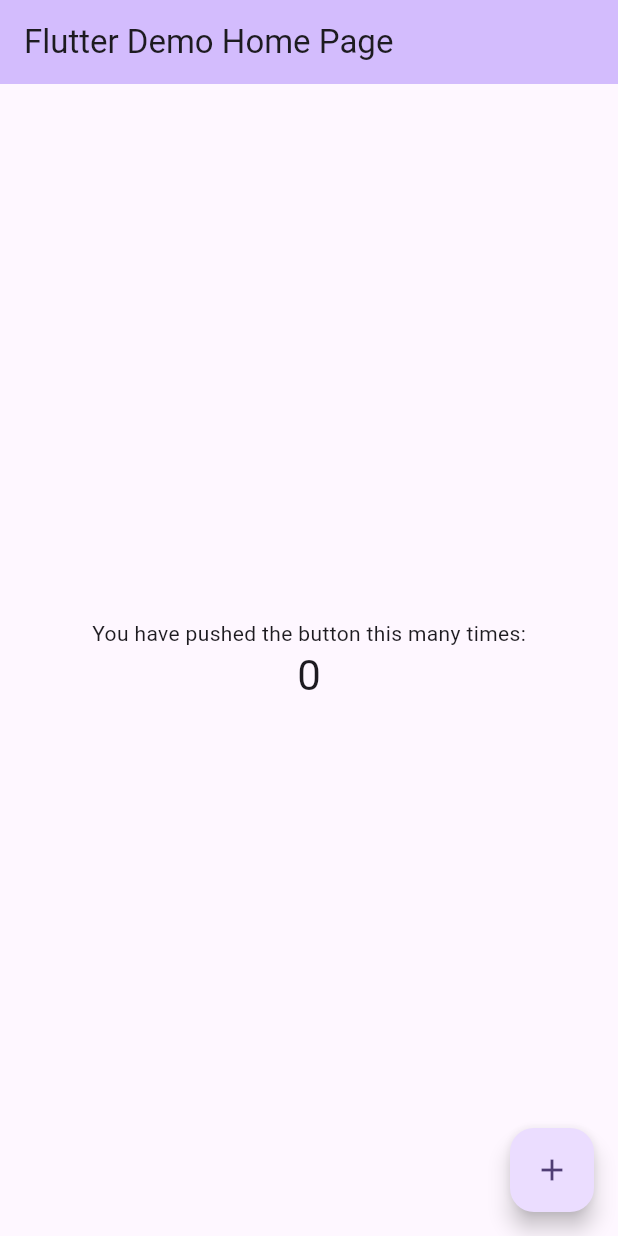
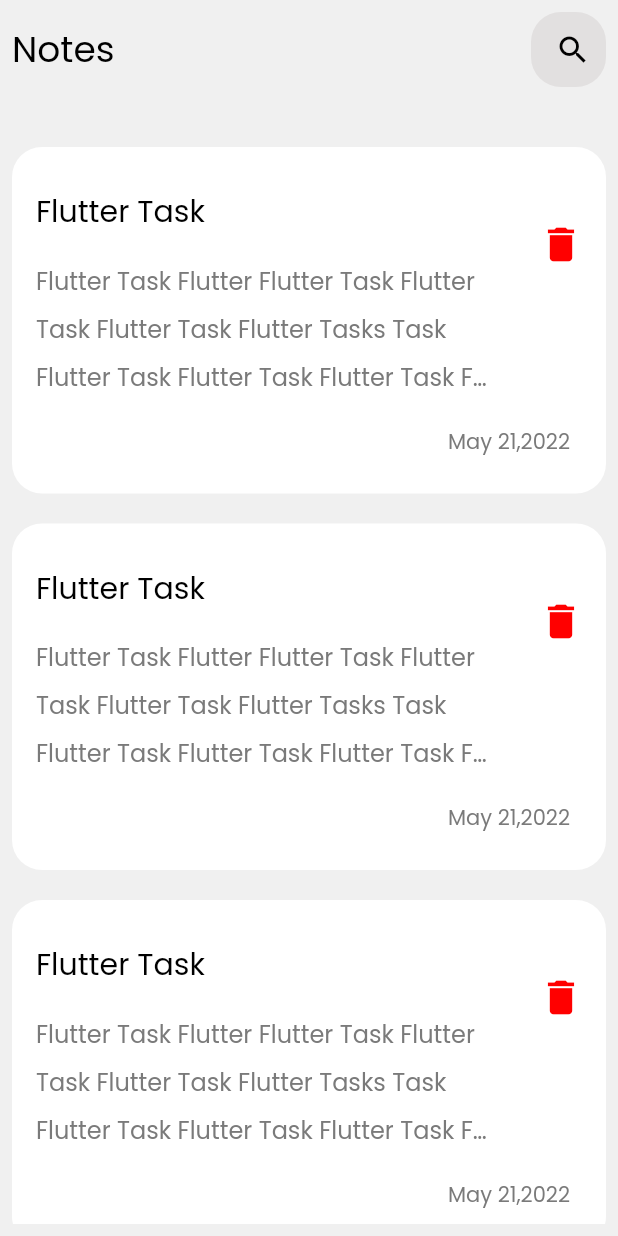
Before and after one commit to EzatRashad/notes_app, a Flutter app: the screen it shows after launch, on a phone screen of 412 x 824 dp. Run offline on Flutter 3.47's test engine with Material 2 defaults, Android fonts, the phone set to English and light mode, and no system bars.

Commit message:
create custom appbar and notes item

```diff
--- /dev/null
+++ b/lib/core/themes/colors.dart
@@ -0,0 +1,40 @@
+import 'package:flutter/material.dart';
+import '../utiles/utiles.dart';
+
+class AppColors {
+  static const Color primary = Color(0xff2E3F47);
+  static Color get secondary =>
+      Utils.appMode == ThemeMode.light ? Color(0xffFEF3E9) : Colors.white;
+  static const Color borderMainColor = Color(0xffDEDEDE);
+  static const Color backgroundMainColor = Color(0xffF6F6F6);
+  static const Color greenSelect = Color(0xffDAF1DE);
+  static Color get black =>
+      Utils.appMode == ThemeMode.light ? Colors.black : Colors.white;
+  static Color get backG =>
+      Utils.appMode == ThemeMode.light ? Color(0xffF0F0F0) : Colors.black12;
+  static Color get white =>
+      Utils.appMode == ThemeMode.light ? Colors.white : Colors.black;
+  static Color get grey =>
+      Utils.appMode == ThemeMode.light ? Color(0xff7A7A7A) : Colors.black;
+  // ignore: non_constant_identifier_names
+  static Color get search_Color =>
+      Utils.appMode == ThemeMode.light ? Color(0xffE2E0E0) : Colors.white54;
+  static Color get lightGreybackgound =>
+      Utils.appMode == ThemeMode.light ? Color(0xffF9F9F9) : Colors.black;
+  static Color get darkGrey =>
+      Utils.appMode == ThemeMode.light ? Color(0xff707070) : Colors.black;
+  static Color get greyText =>
+      Utils.appMode == ThemeMode.light ? Color(0xff9D9D9D) : Colors.black;
+  static Color get buttonColor =>
+      Utils.appMode == ThemeMode.light ? Color(0xff7BB3FF) : Colors.black;
+  static Color get red =>
+      Utils.appMode == ThemeMode.light ? Color(0xffFF0000) : Colors.black;
+  static Color get yellow =>
+      Utils.appMode == ThemeMode.light ? Color(0xffFFCC00) : Colors.black;
+  static Color get green =>
+      Utils.appMode == ThemeMode.light ? Color(0xff06C88A) : Colors.black;
+  static Color get bottomNavBarColor =>
+      Utils.appMode == ThemeMode.light ? Color(0xffF1F1F1) : Colors.black;
+  static Color get greenDone =>
+      Utils.appMode == ThemeMode.light ? Color(0xff0AE39D) : Colors.black;
+}
--- /dev/null
+++ b/lib/core/utiles/utiles.dart
@@ -0,0 +1,14 @@
+import 'package:flutter/material.dart';
+
+class Utils {
+  static const ThemeMode appMode = ThemeMode.light;
+}
+
+extension EmptyPadding on num {
+  SizedBox get ph => SizedBox(
+        height: toDouble(),
+      );
+  SizedBox get pw => SizedBox(
+        width: toDouble(),
+      );
+}
--- a/lib/main.dart
+++ b/lib/main.dart
@@ -1,4 +1,7 @@
 import 'package:flutter/material.dart';
+import 'package:notes_hive/presentation/ui/home/home.dart';
+
+import 'core/utiles/utiles.dart';
 
 void main() {
   runApp(const MyApp());
@@ -11,115 +14,8 @@ class MyApp extends StatelessWidget {
   @override
   Widget build(BuildContext context) {
     return MaterialApp(
-      title: 'Flutter Demo',
-      theme: ThemeData(
-        // This is the theme of your application.
-        //
-        // TRY THIS: Try running your application with "flutter run". You'll see
-        // the application has a blue toolbar. Then, without quitting the app,
-        // try changing the seedColor in the colorScheme below to Colors.green
-        // and then invoke "hot reload" (save your changes or press the "hot
-        // reload" button in a Flutter-supported IDE, or press "r" if you used
-        // the command line to start the app).
-        //
-        // Notice that the counter didn't reset back to zero; the application
-        // state is not lost during the reload. To reset the state, use hot
-        // restart instead.
-        //
-        // This works for code too, not just values: Most code changes can be
-        // tested with just a hot reload.
-        colorScheme: ColorScheme.fromSeed(seedColor: Colors.deepPurple),
-        useMaterial3: true,
-      ),
-      home: const MyHomePage(title: 'Flutter Demo Home Page'),
+      debugShowCheckedModeBanner: false,
+      home: Home(),
     );
   }
 }
-
-class MyHomePage extends StatefulWidget {
-  const MyHomePage({super.key, required this.title});
-
-  // This widget is the home page of your application. It is stateful, meaning
-  // that it has a State object (defined below) that contains fields that affect
-  // how it looks.
-
-  // This class is the configuration for the state. It holds the values (in this
-  // case the title) provided by the parent (in this case the App widget) and
-  // used by the build method of the State. Fields in a Widget subclass are
-  // always marked "final".
-
-  final String title;
-
-  @override
-  State<MyHomePage> createState() => _MyHomePageState();
-}
-
-class _MyHomePageState extends State<MyHomePage> {
-  int _counter = 0;
-
-  void _incrementCounter() {
-    setState(() {
-      // This call to setState tells the Flutter framework that something has
-      // changed in this State, which causes it to rerun the build method below
-      // so that the display can reflect the updated values. If we changed
-      // _counter without calling setState(), then the build method would not be
-      // called again, and so nothing would appear to happen.
-      _counter++;
-    });
-  }
-
-  @override
-  Widget build(BuildContext context) {
-    // This method is rerun every time setState is called, for instance as done
-    // by the _incrementCounter method above.
-    //
-    // The Flutter framework has been optimized to make rerunning build methods
-    // fast, so that you can just rebuild anything that needs updating rather
-    // than having to individually change instances of widgets.
-    return Scaffold(
-      appBar: AppBar(
-        // TRY THIS: Try changing the color here to a specific color (to
-        // Colors.amber, perhaps?) and trigger a hot reload to see the AppBar
-        // change color while the other colors stay the same.
-        backgroundColor: Theme.of(context).colorScheme.inversePrimary,
-        // Here we take the value from the MyHomePage object that was created by
-        // the App.build method, and use it to set our appbar title.
-        title: Text(widget.title),
-      ),
-      body: Center(
-        // Center is a layout widget. It takes a single child and positions it
-        // in the middle of the parent.
-        child: Column(
-          // Column is also a layout widget. It takes a list of children and
-          // arranges them vertically. By default, it sizes itself to fit its
-          // children horizontally, and tries to be as tall as its parent.
-          //
-          // Column has various properties to control how it sizes itself and
-          // how it positions its children. Here we use mainAxisAlignment to
-          // center the children vertically; the main axis here is the vertical
-          // axis because Columns are vertical (the cross axis would be
-          // horizontal).
-          //
-          // TRY THIS: Invoke "debug painting" (choose the "Toggle Debug Paint"
-          // action in the IDE, or press "p" in the console), to see the
-          // wireframe for each widget.
-          mainAxisAlignment: MainAxisAlignment.center,
-          children: <Widget>[
-            const Text(
-              'You have pushed the button this many times:',
-            ),
-            Text(
-              '$_counter',
-              style: Theme.of(context).textTheme.headlineMedium,
-            ),
-          ],
-        ),
-      ),
-      floatingActionButton: FloatingActionButton(
-        onPressed: _incrementCounter,
-        tooltip: 'Increment',
-        child: const Icon(Icons.add),
-      ), // This trailing comma makes auto-formatting nicer for build methods.
-    );
-  }
-}
--- /dev/null
+++ b/lib/presentation/ui/home/home.dart
@@ -0,0 +1,28 @@
+import 'package:flutter/material.dart';
+import 'package:notes_hive/core/themes/colors.dart';
+import 'package:notes_hive/core/utiles/utiles.dart';
+import 'package:notes_hive/presentation/ui/home/widgets/custom_appbar.dart';
+import 'package:notes_hive/presentation/ui/home/widgets/listview_item.dart';
+import 'package:notes_hive/presentation/ui/home/widgets/note_item.dart';
+
+class Home extends StatelessWidget {
+  const Home({super.key});
+
+  @override
+  Widget build(BuildContext context) {
+    return Scaffold(
+      backgroundColor: AppColors.backG,
+      body: SafeArea(
+          child: Padding(
+        padding: const EdgeInsets.all(8.0),
+        child: Column(
+          children: [
+            const CustomAppBar(),
+            30.ph,
+            const Expanded(child: ListItem()),
+          ],
+        ),
+      )),
+    );
+  }
+}
--- /dev/null
+++ b/lib/presentation/ui/home/widgets/custom_appbar.dart
@@ -0,0 +1,30 @@
+import 'package:flutter/material.dart';
+import 'package:notes_hive/core/themes/colors.dart';
+
+import '../../../widgets/button_widget.dart';
+import '../../../widgets/text_widget.dart';
+
+class CustomAppBar extends StatelessWidget {
+  const CustomAppBar({super.key});
+
+  @override
+  Widget build(BuildContext context) {
+    return Row(
+      children: [
+        TextWidget(
+          "Notes",
+          color: AppColors.black,
+          fontSize: 24,
+        ),
+        const Spacer(),
+        ButtonWidget(
+            buttonColor: AppColors.search_Color,
+            width: 50,
+            child: Icon(
+              Icons.search,
+              color: AppColors.black,
+            )),
+      ],
+    );
+  }
+}
--- /dev/null
+++ b/lib/presentation/ui/home/widgets/listview_item.dart
@@ -0,0 +1,19 @@
+import 'package:flutter/cupertino.dart';
+
+import 'note_item.dart';
+
+class ListItem extends StatelessWidget {
+  const ListItem({super.key});
+
+  @override
+  Widget build(BuildContext context) {
+    return ListView.builder(
+      physics: BouncingScrollPhysics(),
+      itemCount: 15,
+      itemBuilder: (context, index) => const Padding(
+        padding: EdgeInsets.symmetric(vertical: 10.0),
+        child: Item(),
+      ),
+    );
+  }
+}
--- /dev/null
+++ b/lib/presentation/ui/home/widgets/note_item.dart
@@ -0,0 +1,57 @@
+import 'package:flutter/material.dart';
+import 'package:notes_hive/core/themes/colors.dart';
+import 'package:notes_hive/core/utiles/utiles.dart';
+import 'package:notes_hive/presentation/widgets/button_widget.dart';
+import 'package:notes_hive/presentation/widgets/text_widget.dart';
+
+class Item extends StatelessWidget {
+  const Item({super.key});
+
+  @override
+  Widget build(BuildContext context) {
+    return Container(
+      padding: EdgeInsets.symmetric(vertical: 24),
+      width: double.infinity,
+      decoration: BoxDecoration(
+          color: AppColors.white, borderRadius: BorderRadius.circular(20)),
+      child: Column(
+        crossAxisAlignment: CrossAxisAlignment.end,
+        children: [
+          ListTile(
+            title: TextWidget(
+              "Flutter Task",
+              color: AppColors.black,
+              fontSize: 20,
+              fontWeight: FontWeight.w400,
+            ),
+            subtitle: Padding(
+              padding: const EdgeInsets.symmetric(vertical: 14.0),
+              child: TextWidget(
+                "Flutter Task Flutter Flutter Task Flutter Task Flutter Task Flutter Tasks Task Flutter Task Flutter Task Flutter Task Flutter Task Flutter Task Flutter Task Flutter Task",
+                color: AppColors.grey,
+                fontWeight: FontWeight.w400,
+                height: 2,
+                maxLines: 3,
+              ),
+            ),
+            trailing: ButtonWidget(
+              child: Icon(
+                Icons.delete,
+                color: AppColors.red,
+                size: 30,
+              ),
+            ),
+          ),
+          Padding(
+            padding: const EdgeInsets.only(right: 24.0),
+            child: TextWidget(
+              "May 21,2022",
+              color: AppColors.grey,
+              fontSize: 14,
+            ),
+          ),
+        ],
+      ),
+    );
+  }
+}
--- /dev/null
+++ b/lib/presentation/widgets/button_widget.dart
@@ -0,0 +1,105 @@
+import 'package:flutter/material.dart';
+import 'package:notes_hive/core/themes/colors.dart';
+import 'package:notes_hive/presentation/widgets/text_widget.dart';
+
+// ignore: must_be_immutable
+class ButtonWidget extends StatelessWidget {
+  String title;
+  double width, height, radius;
+  Widget? child;
+  Gradient? gradient;
+  double? fontSize;
+  FontWeight? fontweight;
+  var alignment;
+  Color textColor, buttonColor, borderColor;
+  void Function()? onTap;
+  bool withBorder;
+
+  ButtonWidget(
+      {Key? key,
+      this.gradient,
+      this.title = "OK",
+      this.width = 45,
+      this.height = 50.0,
+      this.onTap,
+      this.child,
+      this.fontSize,
+      this.fontweight,
+      this.alignment,
+      this.textColor = Colors.white,
+      this.buttonColor = Colors.transparent,
+      this.borderColor = Colors.black87,
+      this.withBorder = false,
+      this.radius = 20.0})
+      : super(key: key);
+
+  @override
+  Widget build(BuildContext context) {
+    return Container(
+      width: width,
+      height: height,
+      decoration: BoxDecoration(
+        gradient: gradient,
+        borderRadius: BorderRadius.circular(radius),
+      ),
+      child: ElevatedButton(
+        onPressed: onTap,
+        style: ButtonStyle(
+            backgroundColor: MaterialStateProperty.all<Color>(buttonColor),
+            shadowColor: MaterialStateProperty.all<Color>(Colors.transparent),
+            shape: MaterialStateProperty.all<RoundedRectangleBorder>(
+                RoundedRectangleBorder(
+                    borderRadius: BorderRadius.circular(radius),
+                    side: withBorder
+                        ? BorderSide(color: borderColor)
+                        : const BorderSide(color: Colors.transparent)))),
+        child: Align(
+          alignment: alignment ?? Alignment.center,
+          child: child ??
+              TextWidget(
+                fontWeight: fontweight ?? FontWeight.w600,
+                title,
+                fontSize: fontSize ?? 16,
+                color: textColor,
+              ),
+        ),
+      ),
+    );
+  }
+}
+
+class MyTextButton extends StatelessWidget {
+  MyTextButton({
+    super.key,
+    required this.function,
+    required this.text,
+    this.color,
+    this.size,
+  });
+  Function function;
+  String text;
+  double? size;
+  Color? color;
+
+  @override
+  Widget build(BuildContext context) {
+    return TextButton(
+      onPressed: () {
+        function();
+      },
+      child: TextWidget(text,
+          fontSize: size ?? 12,
+          color: color ?? Colors.white,
+          fontWeight: FontWeight.w500
+          //  style: TextStyle(color: AppColors.secondary),
+          ),
+      // style: TextButton.styleFrom(
+      //   elevation: 0,
+      //   textStyle: TextStyle(
+      //     fontWeight: FontWeight.w600,
+      //     fontSize: (width <= 550) ? 13 : 17,
+      //   ),
+      // ),
+    );
+  }
+}
--- /dev/null
+++ b/lib/presentation/widgets/text_widget.dart
@@ -0,0 +1,46 @@
+import 'package:flutter/material.dart';
+
+class TextWidget extends StatelessWidget {
+  final String? title;
+  final double? fontSize;
+  final double? height;
+  final FontWeight? fontWeight;
+  final Color? color;
+  final TextAlign? textAlign;
+  final int? maxLines;
+  final bool isOffer;
+  final String? fontFamily;
+  final TextOverflow? overflow;
+
+  // ignore: use_key_in_widget_constructors
+  const TextWidget(this.title,
+      {this.fontSize,
+      this.fontFamily,
+      this.overflow,
+      this.fontWeight,
+      this.maxLines,
+      this.color,
+      this.textAlign,
+      this.isOffer = false,
+      this.height});
+
+  @override
+  Widget build(BuildContext context) {
+    // print(Utils.lang);
+    return Text(
+      title ?? "",
+      maxLines: maxLines,
+      overflow: TextOverflow.ellipsis,
+      style: TextStyle(
+        fontFamily: 'poppins',
+        fontSize: fontSize ?? 16,
+        fontWeight: fontWeight,
+        decoration: isOffer ? TextDecoration.underline : null,
+        height: height ?? 1.5,
+        color: color ?? Theme.of(context).textTheme.bodyText1!.color,
+        // letterSpacing: 1
+      ),
+      textAlign: textAlign,
+    );
+  }
+}
```
Also changed, not shown: pubspec.yaml (+6 -8 lines), assets/fonts/Poppins-Regular.ttf (added), lib/data/hive.dart (added).
